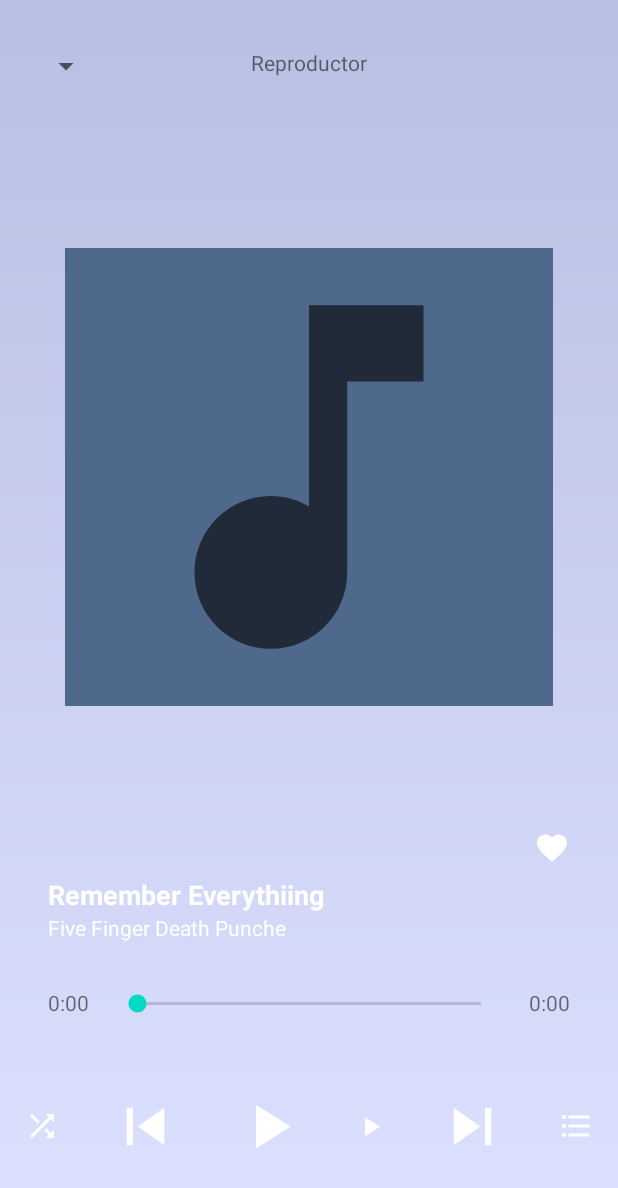
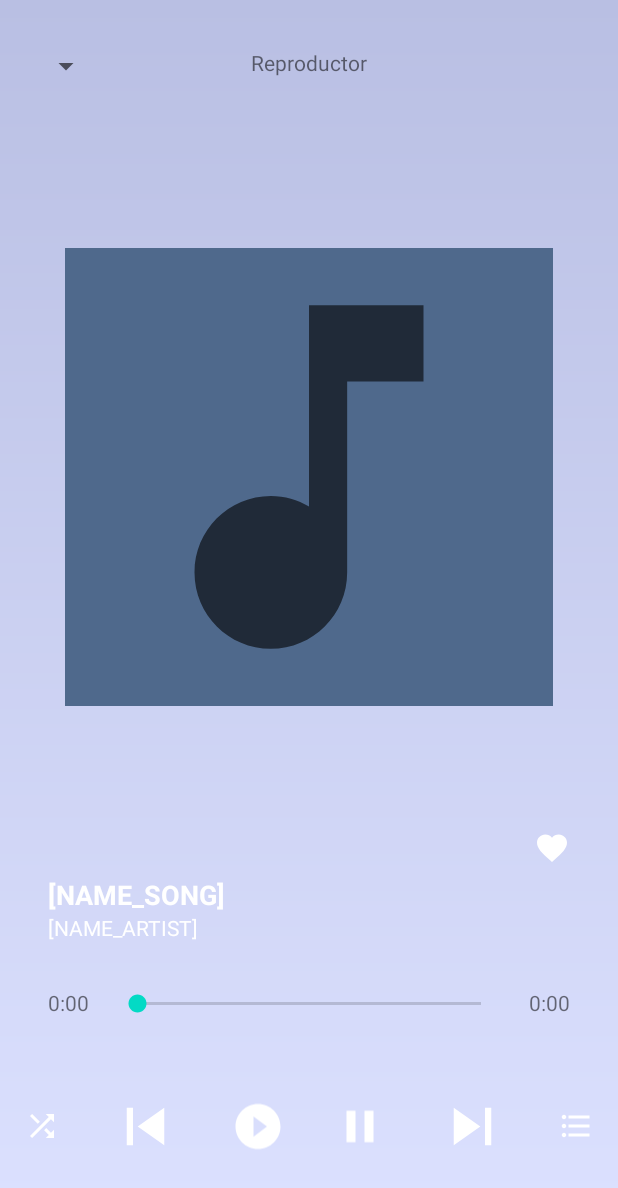
Before and after one commit to jcarloshg/demon_reproductor_musica, an Android app: the layout fragment_reproductor.xml on its own in the app's theme, with its tools: preview values and no code run, on a phone screen of 412 x 824 dp. Shown: the top 1188 px of the screen. Run offline under Robolectric (Android 15) with nearby library versions, the phone set to English and light mode, and no system bars.

Commit message:
FIX controls flujo songs on playlist

```diff
--- a/app/src/main/java/com/example/demonreproductormusica/db/DBPlaylistSong.java
+++ b/app/src/main/java/com/example/demonreproductormusica/db/DBPlaylistSong.java
@@ -61,7 +61,7 @@ public class DBPlaylistSong extends DB {
         return playlist;
     }
 
-    public ArrayList<Integer> get_uri_songs_of_playlist(int id_playlist){
+    public ArrayList<Integer> get_id_songs_of_playlist(int id_playlist){
 
         DB db = new DB(this.context);
         SQLiteDatabase sqLiteDatabase = db.getWritableDatabase();
--- a/app/src/main/res/layout/fragment_reproductor.xml
+++ b/app/src/main/res/layout/fragment_reproductor.xml
@@ -54,14 +54,15 @@
             android:tint="@color/white" />
 
         <ImageView
-            android:id="@+id/iView_play_pause"
+            android:id="@+id/iView_play"
             android:layout_width="50dp"
             android:layout_height="50dp"
             android:layout_gravity="center_vertical"
             android:layout_margin="16dp"
-            android:src="@drawable/ic_play"
-            android:tint="@color/white"
-            app:srcCompat="@drawable/ic_play" />
+            android:layout_weight="1"
+            android:backgroundTint="@color/white"
+            android:src="@drawable/ic_play_circle"
+            android:tint="#FFFFFF" />
 
         <ImageView
             android:id="@+id/iView_pause"
@@ -70,9 +71,9 @@
             android:layout_gravity="center_vertical"
             android:layout_margin="16dp"
             android:layout_weight="1"
-            android:src="@drawable/ic_play"
-            android:tint="@color/white"
-            app:srcCompat="@drawable/ic_baseline_pause_24" />
+            android:backgroundTint="@color/white"
+            android:src="@drawable/ic_baseline_pause_24"
+            android:tint="#FFFFFF" />
 
         <ImageView
             android:id="@+id/iView_play_next"
@@ -124,7 +125,7 @@
             android:id="@+id/tView_name"
             android:layout_width="wrap_content"
             android:layout_height="wrap_content"
-            android:text="Remember Everythiing"
+            android:text="[NAME_SONG]"
             android:textColor="@color/white"
             android:textSize="18sp"
             android:textStyle="bold" />
@@ -133,7 +134,7 @@
             android:id="@+id/tView_artist"
             android:layout_width="wrap_content"
             android:layout_height="wrap_content"
-            android:text="Five Finger Death Punche"
+            android:text="[NAME_ARTIST]"
             android:textColor="@color/white" />
     </LinearLayout>
 
```
Also changed, not shown: app/src/main/java/com/example/demonreproductormusica/ReproductorFragment.java (+20 -23 lines), app/src/main/java/com/example/demonreproductormusica/adaptadores/ListItemHolder.java (+9 -14 lines).
